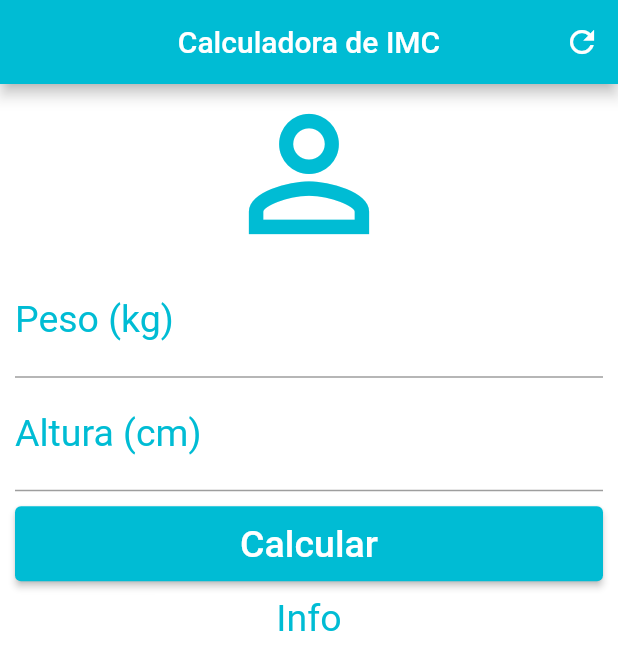
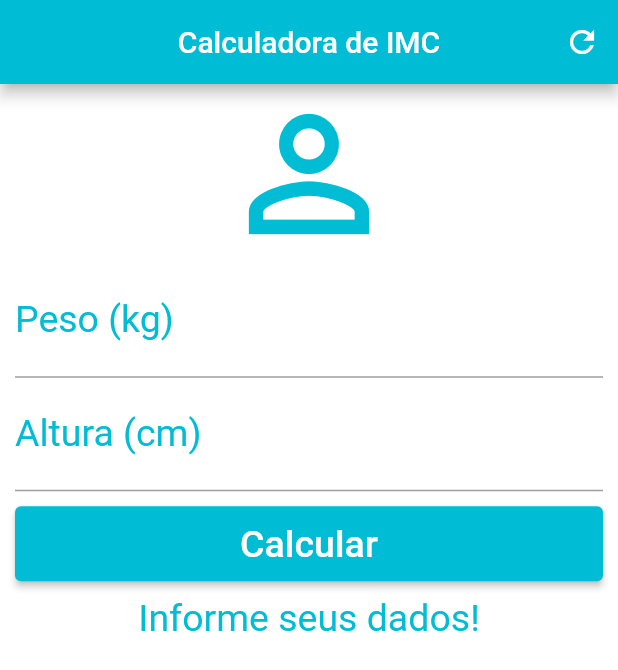
Before and after one commit to gabsabreu/calculadora_imc, a Flutter app: the screen it shows after launch, after a tap on "Calcular", on a phone screen of 412 x 824 dp. Shown: the top 670 px of the screen. Run offline on Flutter 3.47's test engine with Material 2 defaults, Android fonts, the phone set to English and light mode, and no system bars.

Commit message:
add form and return

```diff
--- a/lib/main.dart
+++ b/lib/main.dart
@@ -12,6 +12,41 @@ class Home extends StatefulWidget {
 }
 
 class _HomeState extends State<Home> {
+  TextEditingController weightController = TextEditingController();
+  TextEditingController heightController = TextEditingController();
+
+  String _infoText = "Informe seus dados!";
+
+  void _resetFields() {
+    weightController.text = "";
+    heightController.text = "";
+    setState(() {
+      _infoText = "Informe seus dados!";
+    });
+  }
+
+  void _calculte() {
+    setState(() {
+      double weight = double.parse(weightController.text);
+      double height = double.parse(heightController.text) / 100;
+      double imc = weight / (height * height);
+      print(imc);
+      if (imc < 18.6) {
+        _infoText = "Abaixo do peso (${imc.toStringAsPrecision(4)})";
+      } else if (imc >= 18.6 && imc < 24.9) {
+        _infoText = "Peso ideal (${imc.toStringAsPrecision(4)})";
+      } else if (imc >= 24.9 && imc < 29.9) {
+        _infoText = "Sobre peso (${imc.toStringAsPrecision(4)})";
+      } else if (imc >= 29.9 && imc < 34.9) {
+        _infoText = "Obesidade Grau I (${imc.toStringAsPrecision(4)})";
+      } else if (imc >= 34.9 && imc < 39.9) {
+        _infoText = "Obesidade Grau II (${imc.toStringAsPrecision(4)})";
+      } else if (imc >= 39.9) {
+        _infoText = "Obesidade Grau III (${imc.toStringAsPrecision(4)})";
+      }
+    });
+  }
+
   @override
   Widget build(BuildContext context) {
     return Scaffold(
@@ -22,7 +57,9 @@ class _HomeState extends State<Home> {
         actions: <Widget>[
           IconButton(
             icon: Icon(Icons.refresh),
-            onPressed: () {},
+            onPressed: () {
+              _resetFields();
+            },
           )
         ],
       ),
@@ -40,6 +77,7 @@ class _HomeState extends State<Home> {
                   labelStyle: TextStyle(color: Colors.cyan)),
               textAlign: TextAlign.center,
               style: TextStyle(color: Colors.cyan, fontSize: 25.0),
+              controller: weightController,
             ),
             TextField(
               keyboardType: TextInputType.number,
@@ -48,6 +86,7 @@ class _HomeState extends State<Home> {
                   labelStyle: TextStyle(color: Colors.cyan)),
               textAlign: TextAlign.center,
               style: TextStyle(color: Colors.cyan, fontSize: 25.0),
+              controller: heightController,
             ),
             Padding(
               padding: EdgeInsets.only(top: 10.0, bottom: 10.0),
@@ -58,7 +97,9 @@ class _HomeState extends State<Home> {
                     backgroundColor:
                         MaterialStateProperty.all<Color>(Colors.cyan),
                   ),
-                  onPressed: () {},
+                  onPressed: () {
+                    _calculte();
+                  },
                   child: Text(
                     "Calcular",
                     style: TextStyle(color: Colors.white, fontSize: 25.0),
@@ -67,7 +108,7 @@ class _HomeState extends State<Home> {
               ),
             ),
             Text(
-              "Info",
+              _infoText,
               textAlign: TextAlign.center,
               style: TextStyle(color: Colors.cyan, fontSize: 25.0),
             )
```
Also changed, not shown: pubspec.lock.
